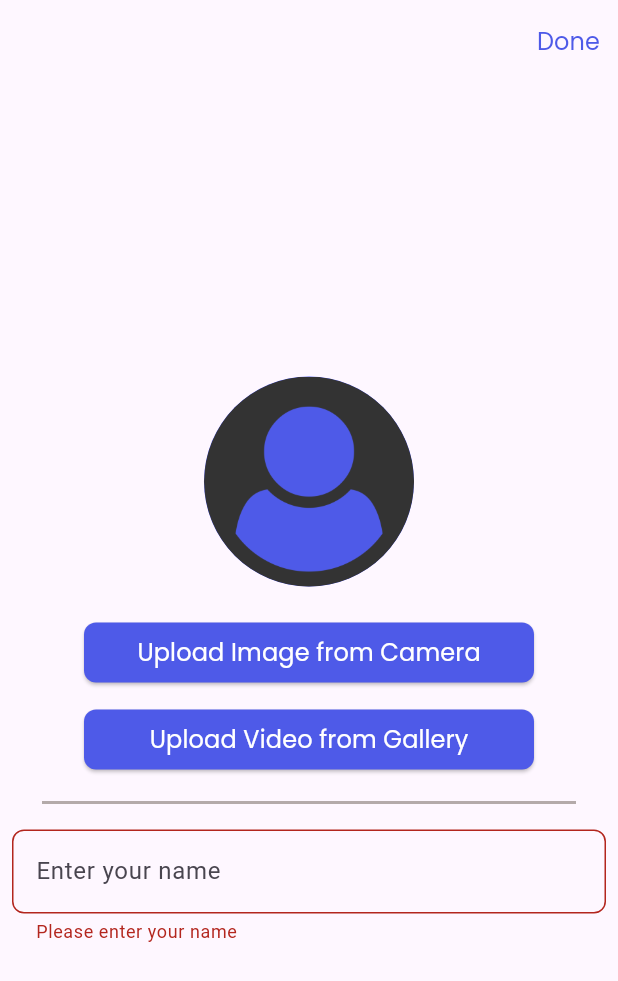
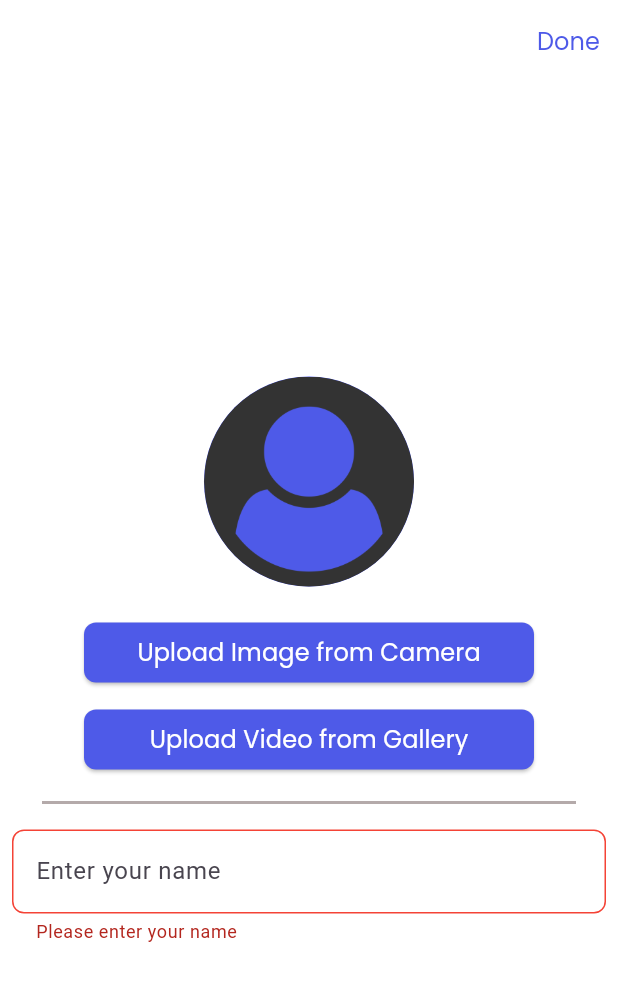
Before and after one commit to omar20800/taskaty, a Flutter app: the screen it shows after launch, after a tap on "Done", on a phone screen of 412 x 824 dp. Shown: the top 981 px of the screen. Run offline on Flutter 3.47's test engine with Material 3 defaults, Android fonts, the phone set to English and light mode, and no system bars; our stand-ins replace date_picker_timeline, hive, hive_flutter, image_picker, lottie; accounts and stored records are empty.

Commit message:
Enhance local storage management, update color themes, and refactor text styles for dark mode support

```diff
--- a/lib/core/services/local_helper.dart
+++ b/lib/core/services/local_helper.dart
@@ -5,6 +5,11 @@ import 'package:taskaty/core/model/task_model.dart';
 class AppLocalStorage {
   static Box? userBox;
   static Box<TaskModel>? taskBox;
+
+  static String nameKey = "name";
+  static String imageKey = "image";
+  static String isUploaded = "isUploaded";
+  static String isDarkTheme = "isDarkTheme";
 
   static init() {
     userBox = Hive.box("userBox");
--- a/lib/core/utils/app_colors.dart
+++ b/lib/core/utils/app_colors.dart
@@ -1,4 +1,5 @@
 import 'package:flutter/material.dart';
+import 'package:taskaty/core/services/local_helper.dart';
 
 class AppColors {
   static const Color primaryColor = Color(0xFF4E5AE8);
@@ -6,7 +7,8 @@ class AppColors {
   static const Color roseColor = Color(0xFFFF4667);
   static const Color redColor = Colors.red;
   static const Color greenColor = Colors.green;
-  static const Color darkColor = Color(0xFF121212);
+  static const Color darkColor = Color(0xFF000000);
   static const Color greyColor = Color(0xFFB4AAAA);
   static const Color whiteColor = Color(0xFFFFFFFF);
+
 }
--- /dev/null
+++ b/lib/core/utils/app_theme.dart
@@ -0,0 +1,106 @@
+import 'package:flutter/material.dart';
+import 'package:taskaty/core/utils/app_colors.dart';
+
+class AppTheme {
+  static ThemeData lightTheme = ThemeData(
+    primaryColor: AppColors.primaryColor,
+    scaffoldBackgroundColor: AppColors.whiteColor,
+    appBarTheme: const AppBarTheme(
+      backgroundColor: AppColors.whiteColor,
+      titleTextStyle: TextStyle(color: AppColors.darkColor, fontSize: 20),
+    ),
+    elevatedButtonTheme: ElevatedButtonThemeData(
+      style: ElevatedButton.styleFrom(
+        backgroundColor: AppColors.primaryColor,
+        shape: RoundedRectangleBorder(borderRadius: BorderRadius.circular(8)),
+      ),
+    ),
+    inputDecorationTheme: InputDecorationTheme(
+      focusedErrorBorder: OutlineInputBorder(
+        borderRadius: BorderRadius.circular(8),
+        borderSide: const BorderSide(color: AppColors.redColor),
+      ),
+      focusedBorder: OutlineInputBorder(
+        borderRadius: BorderRadius.circular(8),
+        borderSide: const BorderSide(color: AppColors.primaryColor),
+      ),
+      errorBorder: OutlineInputBorder(
+        borderRadius: BorderRadius.circular(8),
+        borderSide: const BorderSide(color: AppColors.redColor),
+      ),
+      border: OutlineInputBorder(
+        borderRadius: BorderRadius.circular(8),
+        borderSide: const BorderSide(color: AppColors.primaryColor),
+      ),
+    ),
+    datePickerTheme: DatePickerThemeData(
+      backgroundColor: AppColors.whiteColor,
+      dayStyle: const TextStyle(color: AppColors.darkColor),
+      yearStyle: const TextStyle(color: AppColors.darkColor),
+      headerBackgroundColor: AppColors.primaryColor,
+      headerForegroundColor: AppColors.whiteColor,
+    ),
+    timePickerTheme: TimePickerThemeData(
+      backgroundColor: AppColors.whiteColor,
+      dialHandColor: AppColors.primaryColor,
+      hourMinuteTextColor: AppColors.darkColor,
+      dayPeriodTextColor: AppColors.darkColor,
+    ),
+  );
+
+  static ThemeData darkTheme = ThemeData(
+    primaryColor: AppColors.primaryColor,
+    scaffoldBackgroundColor: AppColors.darkColor,
+    appBarTheme: const AppBarTheme(
+      backgroundColor: AppColors.darkColor,
+      titleTextStyle: TextStyle(fontSize: 20, color: AppColors.whiteColor),
+    ),
+    elevatedButtonTheme: ElevatedButtonThemeData(
+      style: ElevatedButton.styleFrom(
+        backgroundColor: AppColors.primaryColor,
+        shape: RoundedRectangleBorder(borderRadius: BorderRadius.circular(8)),
+      ),
+    ),
+    colorScheme: ColorScheme.fromSeed(
+      seedColor: AppColors.primaryColor,
+      onSurface: AppColors.whiteColor,
+    ),
+    inputDecorationTheme: InputDecorationTheme(
+      focusedErrorBorder: OutlineInputBorder(
+        borderRadius: BorderRadius.circular(8),
+        borderSide: const BorderSide(color: AppColors.redColor),
+      ),
+      focusedBorder: OutlineInputBorder(
+        borderRadius: BorderRadius.circular(8),
+        borderSide: const BorderSide(color: AppColors.primaryColor),
+      ),
+      errorBorder: OutlineInputBorder(
+        borderRadius: BorderRadius.circular(8),
+        borderSide: const BorderSide(color: AppColors.redColor),
+      ),
+      border: OutlineInputBorder(
+        borderRadius: BorderRadius.circular(8),
+        borderSide: const BorderSide(color: AppColors.primaryColor),
+      ),
+    ),
+    datePickerTheme: DatePickerThemeData(
+      backgroundColor: AppColors.darkColor,
+      dayStyle: const TextStyle(color: AppColors.whiteColor),
+      yearStyle: const TextStyle(color: AppColors.whiteColor),
+      todayBorder: BorderSide(color: AppColors.primaryColor),
+      headerBackgroundColor: AppColors.primaryColor,
+      headerForegroundColor: AppColors.whiteColor,
+    ),
+    timePickerTheme: TimePickerThemeData(
+      entryModeIconColor: AppColors.primaryColor,
+      backgroundColor: AppColors.darkColor,
+      hourMinuteTextColor: AppColors.whiteColor,
+      dialHandColor: AppColors.primaryColor,
+      dialBackgroundColor: Colors.grey[800],
+      dayPeriodTextColor: AppColors.whiteColor,
+      dayPeriodColor: AppColors.primaryColor,
+      hourMinuteColor: AppColors.primaryColor,
+      helpTextStyle: TextStyle(color: AppColors.primaryColor, fontSize: 18),
+    ),
+  );
+}
--- a/lib/core/utils/text_style.dart
+++ b/lib/core/utils/text_style.dart
@@ -1,4 +1,5 @@
 import 'package:flutter/material.dart';
+import 'package:taskaty/core/services/local_helper.dart';
 import 'package:taskaty/core/utils/app_colors.dart';
 
 TextStyle getTitleTextStyle({
@@ -6,12 +7,24 @@ TextStyle getTitleTextStyle({
   Color? color,
   FontWeight? fontWeight,
 }) {
+  if (color != null) {
     return TextStyle(
       fontFamily: "Poppins",
       fontSize: fontSize ?? 18,
-    color: color ?? AppColors.darkColor,
+      color: color,
       fontWeight: fontWeight ?? FontWeight.bold,
     );
+  } else {
+    return TextStyle(
+      fontFamily: "Poppins",
+      fontSize: fontSize ?? 18,
+      color:
+          AppLocalStorage.getCachedData("isDarkTheme") == true
+              ? AppColors.whiteColor
+              : AppColors.darkColor,
+      fontWeight: fontWeight ?? FontWeight.bold,
+    );
+  }
 }
 
 TextStyle getBodyTextStyle({
@@ -19,12 +32,24 @@ TextStyle getBodyTextStyle({
   Color? color,
   FontWeight? fontWeight,
 }) {
+  if (color != null) {
     return TextStyle(
       fontFamily: "Poppins",
       fontSize: fontSize ?? 16,
-    color: color ?? AppColors.darkColor,
+      color: color,
       fontWeight: fontWeight ?? FontWeight.normal,
     );
+  } else {
+    return TextStyle(
+      fontFamily: "Poppins",
+      fontSize: fontSize ?? 16,
+      color:
+          AppLocalStorage.getCachedData("isDarkTheme") == true
+              ? AppColors.whiteColor
+              : AppColors.darkColor,
+      fontWeight: fontWeight ?? FontWeight.normal,
+    );
+  }
 }
 
 TextStyle getSmallTextStyle({
@@ -32,10 +57,22 @@ TextStyle getSmallTextStyle({
   Color? color,
   FontWeight? fontWeight,
 }) {
+  if (color != null) {
     return TextStyle(
       fontFamily: "Poppins",
       fontSize: fontSize ?? 14,
-    color: color ?? AppColors.greyColor,
+      color: color,
+      fontWeight: fontWeight ?? FontWeight.normal,
+    );
+  } else {
+    return TextStyle(
+      fontFamily: "Poppins",
+      fontSize: fontSize ?? 14,
+      color:
+          AppLocalStorage.getCachedData("isDarkTheme") == true
+              ? AppColors.whiteColor
+              : AppColors.darkColor,
       fontWeight: fontWeight ?? FontWeight.normal,
     );
   }
+}
--- a/lib/core/widgets/custom_button.dart
+++ b/lib/core/widgets/custom_button.dart
@@ -1,5 +1,6 @@
 import 'package:flutter/material.dart';
 import 'package:taskaty/core/utils/app_colors.dart';
+import 'package:taskaty/core/utils/app_theme.dart';
 import 'package:taskaty/core/utils/text_style.dart';
 
 class CustomButton extends StatelessWidget {
@@ -9,13 +10,11 @@ class CustomButton extends StatelessWidget {
     required this.onPressed,
     this.width,
     this.height,
-    this.color,
   });
   final String text;
   final Function onPressed;
   final double? width;
   final double? height;
-  final Color? color;
   @override
   Widget build(BuildContext context) {
     return SizedBox(
@@ -25,10 +24,6 @@ class CustomButton extends StatelessWidget {
         onPressed: () {
           onPressed();
         },
-        style: ElevatedButton.styleFrom(
-          shape: RoundedRectangleBorder(borderRadius: BorderRadius.circular(8)),
-          backgroundColor: color ?? AppColors.primaryColor,
-        ),
         child: Text(text, style: getBodyTextStyle(color: AppColors.whiteColor)),
       ),
     );
--- a/lib/feature/create task/page/addtaskscreen.dart
+++ b/lib/feature/create task/page/addtaskscreen.dart
@@ -95,8 +95,6 @@ class _AddtaskscreenState extends State<Addtaskscreen> {
                           : descriptionController,
                   maxLines: 3,
                   decoration: InputDecoration(
-                    labelText: 'Description',
-
                     hintText: widget.etask != null ? null : 'Enter Description',
                     hintStyle: getBodyTextStyle(),
                     border: OutlineInputBorder(
--- a/lib/feature/create task/widget/color_selector.dart
+++ b/lib/feature/create task/widget/color_selector.dart
@@ -68,7 +68,7 @@ class _ColorSelectorState extends State<ColorSelector> {
                 width: 40,
                 decoration: BoxDecoration(
                   shape: BoxShape.circle,
-                  color: AppColors.redColor,
+                  color: AppColors.roseColor,
                 ),
                 child:
                     selectedColor == 1
--- a/lib/feature/edit profile/page/editprofilescreen.dart
+++ b/lib/feature/edit profile/page/editprofilescreen.dart
@@ -18,7 +18,7 @@ class Editprofilescreen extends StatefulWidget {
 class _EditprofilescreenState extends State<Editprofilescreen> {
   final _formKey = GlobalKey<FormState>();
   TextEditingController nameController = TextEditingController();
-  bool dark = false;
+  bool dark = AppLocalStorage.getCachedData(AppLocalStorage.isDarkTheme);
   @override
   void initState() {
     super.initState();
@@ -46,9 +46,9 @@ class _EditprofilescreenState extends State<Editprofilescreen> {
           onPressed: () {
             context.pushReplacement(HomeScreen());
           },
-          icon: Icon(Icons.close, color: AppColors.primaryColor),
+          icon: Icon(Icons.arrow_back_ios, color: AppColors.primaryColor),
         ),
-        title: const Text("Edit Profile"),
+        title: Text("Edit Profile"),
         centerTitle: true,
       ),
       body: Form(
@@ -102,7 +102,7 @@ class _EditprofilescreenState extends State<Editprofilescreen> {
                         child: Stack(
                           children: [
                             CircleAvatar(
-                              radius: 50,
+                              radius: 70,
                               backgroundImage: FileImage(File(imagepath)),
                             ),
                             Positioned(
@@ -130,35 +130,30 @@ class _EditprofilescreenState extends State<Editprofilescreen> {
                         validator:
                             (value) => value!.isEmpty ? "Enter Name" : null,
                         controller: nameController,
-                        decoration: InputDecoration(
-                          border: OutlineInputBorder(
-                            borderRadius: BorderRadius.circular(8),
-                            borderSide: BorderSide(
-                              color: AppColors.primaryColor,
+                      ),
+                      const SizedBox(height: 20),
+                      Row(
+                        children: [
+                          Expanded(
+                            child: Text(
+                              "Dark Mode",
+                              style: getTitleTextStyle(),
                             ),
                           ),
-                        ),
+                          Switch(
+                            value: dark,
+                            onChanged: (value) {
+                              setState(() {
+                                dark = value;
+                                AppLocalStorage.userBox!.put(
+                                  "isDarkTheme",
+                                  dark,
+                                );
+                              });
+                            },
+                          ),
+                        ],
                       ),
-                      const SizedBox(height: 20),
-
-                      // Row(
-                      //   children: [
-                      //     Expanded(
-                      //       child: Text(
-                      //         "Dark Mode",
-                      //         style: getTitleTextStyle(),
-                      //       ),
-                      //     ),
-                      //     Switch(
-                      //       value: dark,
-                      //       onChanged: (value) {
-                      //         setState(() {
-                      //           dark = value;
-                      //         });
-                      //       },
-                      //     ),
-                      //   ],
-                      // ),
                     ],
                   ),
                 ),
--- a/lib/feature/home/page/homescreen.dart
+++ b/lib/feature/home/page/homescreen.dart
@@ -78,8 +78,14 @@ class _HomescreenState extends State<HomeScreen> {
                 initialSelectedDate: DateTime.now(),
                 selectionColor: AppColors.primaryColor,
                 selectedTextColor: Colors.white,
+                deactivatedColor: AppColors.whiteColor,
                 daysCount: 20,
-                dateTextStyle: getTitleTextStyle(fontSize: 30),
+                dayTextStyle: getBodyTextStyle(fontSize: 14),
+                monthTextStyle: getBodyTextStyle(fontSize: 14),
+                dateTextStyle: getBodyTextStyle(
+                  fontSize: 30,
+                  fontWeight: FontWeight.w500,
+                ),
                 onDateChange: (date) {
                   setState(() {
                     filterDate = DateFormat('dd-MM-yyyy').format(date);
--- a/lib/main.dart
+++ b/lib/main.dart
@@ -1,7 +1,9 @@
 import 'package:flutter/material.dart';
+import 'package:flutter/services.dart';
 import 'package:hive_flutter/hive_flutter.dart';
 import 'package:taskaty/core/model/task_model.dart';
 import 'package:taskaty/core/services/local_helper.dart';
+import 'package:taskaty/core/utils/app_theme.dart';
 import 'package:taskaty/feature/splash/page/splash_screen.dart';
 
 void main() async {
@@ -12,6 +14,12 @@ void main() async {
   await Hive.openBox<TaskModel>("taskBox");
   await AppLocalStorage.init();
   await AppLocalStorage.deleteOldTasks();
+  SystemChrome.setSystemUIOverlayStyle(
+    SystemUiOverlayStyle(
+      statusBarIconBrightness: Brightness.dark,
+      statusBarColor: Colors.transparent,
+    ),
+  );
   runApp(const MainApp());
 }
 
@@ -20,6 +28,18 @@ class MainApp extends StatelessWidget {
 
   @override
   Widget build(BuildContext context) {
-    return MaterialApp(debugShowCheckedModeBanner: false, home: SplashScreen());
+    return ValueListenableBuilder(
+      valueListenable: Hive.box("userBox").listenable(),
+      builder: (context, box, child) {
+        bool isDarkTheme =
+            AppLocalStorage.getCachedData(AppLocalStorage.isDarkTheme) ?? false;
+        return MaterialApp(
+          title: "Taskaty",
+          theme: isDarkTheme ? AppTheme.darkTheme : AppTheme.lightTheme,
+          debugShowCheckedModeBanner: false,
+          home: SplashScreen(),
+        );
+      },
+    );
   }
 }
```
Lines whose indentation alone changed are shown as unchanged.
